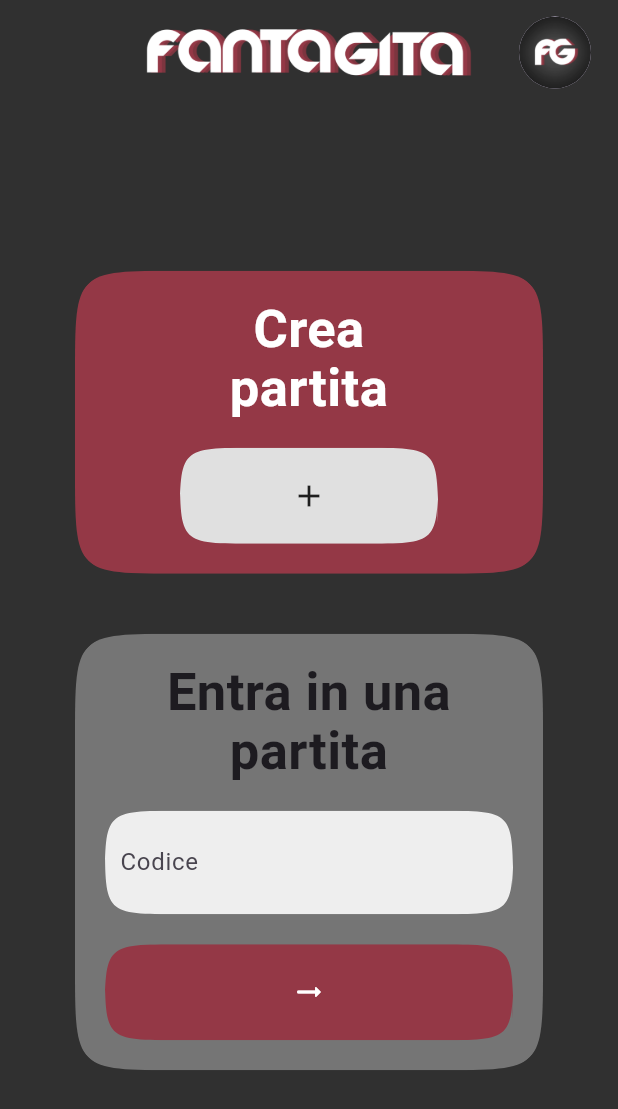
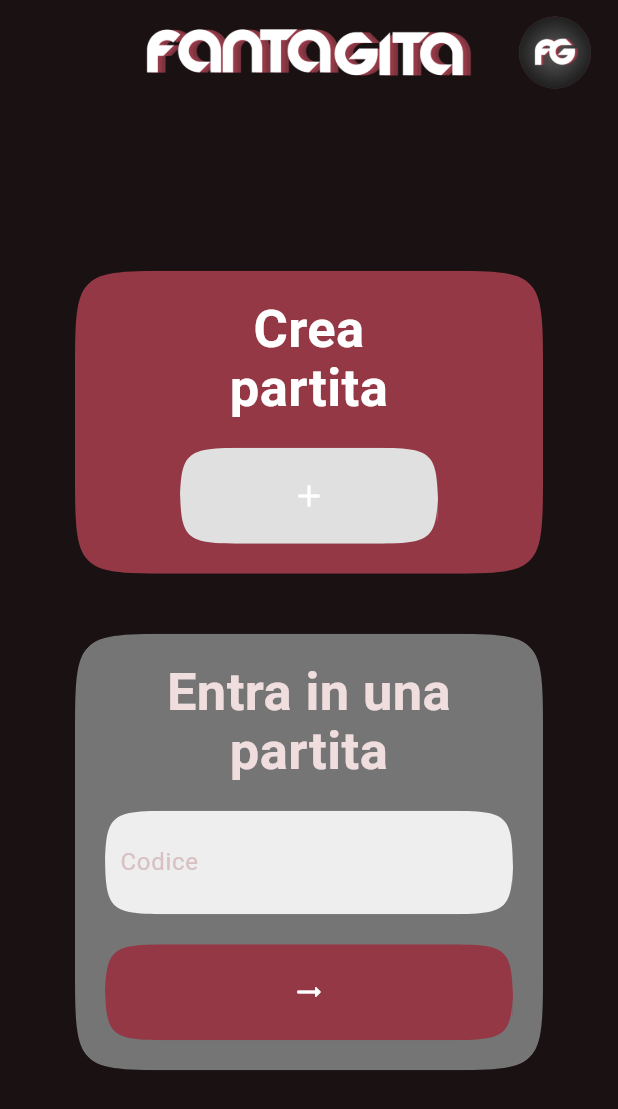
Before and after one commit to lucaluisi/FantaGita, a Flutter app: the screen it shows once a user with an empty profile is signed in, on a phone screen of 412 x 824 dp. Shown: the top 1109 px of the screen. Run offline on Flutter 3.47's test engine with Material 3 defaults, Android fonts, the phone set to English and light mode, and no system bars; our stand-ins replace firebase_auth, firebase_core, fluttertoast; accounts and stored records are empty.

Commit message:
cambiato il tema, il background e la pagina info

```diff
--- a/lib/custom components/account_card.dart
+++ b/lib/custom components/account_card.dart
@@ -29,6 +29,7 @@ class _AccountCardState extends State<AccountCard> {
   Future _infoApp() async {
     Navigator.push(context, MaterialPageRoute<void>(builder: (context) => info_page()));
   }
+
   @override
   Widget build(BuildContext context) {
     return IconButton(
@@ -44,7 +45,7 @@ class _AccountCardState extends State<AccountCard> {
               mainAxisAlignment: MainAxisAlignment.center,
               children: [
                 CustomContainerCard(
-                  color: Colors.grey[800],
+                  color: Theme.of(context).colorScheme.background,
                   padding: const EdgeInsets.only(top: 20, left: 20, right: 20, bottom: 2),
                   child: Column(
                     mainAxisSize: MainAxisSize.min,
--- a/lib/main.dart
+++ b/lib/main.dart
@@ -19,9 +19,16 @@ class MyApp extends StatelessWidget {
   // This widget is the root of your application.
   @override
   Widget build(BuildContext context) {
-    return const MaterialApp(
+    return MaterialApp(
       debugShowCheckedModeBanner: false,
-      home: MainPage(),
+      theme: ThemeData(
+        colorScheme: ColorScheme.fromSeed(
+          seedColor: const Color(0xff943846),
+          brightness: Brightness.dark,
+        ),
+        useMaterial3: true,
+      ),
+      home: const MainPage(),
     );
   }
 }
--- a/lib/pages/home_page.dart
+++ b/lib/pages/home_page.dart
@@ -26,8 +26,6 @@ class _HomePageState extends State<HomePage> {
           width: 230.0,
         ),
         centerTitle: true,
-        backgroundColor: const Color(0xff303030),
-        surfaceTintColor: const Color(0xff303030),
         toolbarHeight: 70,
         actions: [
           Padding(
@@ -35,7 +33,6 @@ class _HomePageState extends State<HomePage> {
               child: AccountCard(user: widget.user)),
         ],
       ),
-      backgroundColor: const Color(0xff303030),
       body: SafeArea(
         child: Center(
             child: SingleChildScrollView(
--- a/lib/pages/info_page.dart
+++ b/lib/pages/info_page.dart
@@ -1,56 +1,22 @@
-import 'package:fantagita/Auth/auth_page.dart';
 import 'package:fantagita/custom%20components/button.dart';
 import 'package:fantagita/custom%20components/container_card.dart';
-import 'package:fantagita/pages/home_page.dart';
 import 'package:flutter/material.dart';
-import 'package:device_apps/device_apps.dart';
-import 'package:url_launcher/url_launcher.dart';
-import 'package:android_intent/android_intent.dart';
 import 'package:url_launcher/url_launcher_string.dart';
 
-class info_page extends StatefulWidget {
+class info_page extends StatelessWidget {
   const info_page({super.key});
 
-  @override
-  State<info_page> createState() => _info_pageState();
+  _launchInstagram(var nativeUrl, var webUrl) async {
+    try {
+      await launchUrlString(nativeUrl, mode: LaunchMode.externalApplication);
+    } catch (e) {
+      await launchUrlString(webUrl, mode: LaunchMode.platformDefault);
     }
-
-class _info_pageState extends State<info_page> {
-
-  /*_openInstagram (data) async{
-    String dt = data as String;
-    bool isIstalled = await DeviceApps.isAppInstalled('com.android.chrome');
-    print(isIstalled);
-
-    List<Application> apps = await DeviceApps.getInstalledApplications(includeSystemApps: true);
-
-    for (var i = 0; i < apps.length; i++){
-      print(apps[i].appName);
-
-    }     NON FUNZIONAAAAA */
-
-    /*
-    if (isIstalled != false){
-      print('pippo2');
-      AndroidIntent intent = AndroidIntent(
-        action: "action_view",
-      );
-      await intent.launch();
-    }
-    else if(await canLaunchUrlString(dt)) {
-      await launchUrlString(dt);
-      print('pippo3');
-
-    }
-    else {
-      throw 'non si lancia $dt';
-    }*/
   }
 
   @override
   Widget build(BuildContext context) {
     return Scaffold(
-      backgroundColor: const Color(0xff303030),
       body: SafeArea(
         child: Center(
             child: SingleChildScrollView(
@@ -108,34 +74,33 @@ class _info_pageState extends State<info_page> {
                         Row(
                             mainAxisAlignment: MainAxisAlignment.center,
                             children: [
-                              Column(
-                                children: [
                               CustomButton(
-                                    onPressed: () {_openInstagram('https://www.instagram.com/_lucaluisi_/?igsh=NGs3N2lrcjBzMjZl');},
+                                onPressed: () {
+                                  _launchInstagram(
+                                      "instagram://user?username=marco_caputo06",
+                                      "https://www.instagram.com/marco_caputo06");
+                                },
+                                color: Colors.white,
                                 child: const Image(
                                   image:
-                                          AssetImage("assets/images/apple.png"),
+                                      AssetImage("assets/images/instagram.png"),
                                   width: 100,
                                   height: 20,
                                 ),
+                              ),
+                              const SizedBox(width: 10),
+                              CustomButton(
+                                onPressed: () {
+                                  _launchInstagram(
+                                      "instagram://user?username=_lucaluisi_",
+                                      "https://www.instagram.com/_lucaluisi_");
+                                },
                                 color: Colors.white,
-                                  ),
-                                  const SizedBox(height: 3),
-                                  ]
-                              ),
-                              Column(
-                                children: [
-                                  CustomButton(
-                                    onPressed: () {},
                                 child: const Image(
-                                      image:
-                                          AssetImage("assets/images/apple.png"),
+                                  image: AssetImage("assets/images/instagram.png"),
                                   width: 100,
                                   height: 20,
                                 ),
-                                    color: Colors.white,
-                                  ),
-                                ],
                               ),
                             ]),
                       ],
@@ -145,13 +110,13 @@ class _info_pageState extends State<info_page> {
                 const SizedBox(
                   height: 10,
                 ),
-                CustomContainerCard(
+                const CustomContainerCard(
                   child: Padding(
-                    padding: const EdgeInsets.symmetric(horizontal: 0),
+                    padding: EdgeInsets.symmetric(horizontal: 0),
                     child: Column(
                       mainAxisAlignment: MainAxisAlignment.center,
                       children: [
-                        const Text(
+                        Text(
                           "Da una idea di Simona Iannuzzi",
                           style: TextStyle(
                             fontSize: 20,
--- a/lib/pages/main_page.dart
+++ b/lib/pages/main_page.dart
@@ -20,7 +20,6 @@ class _MainPageState extends State<MainPage> {
           return HomePage(user: snapshot.data);
         } else {
           return Scaffold(
-            backgroundColor: const Color(0xff303030),
             body: Padding(
               padding: const EdgeInsets.symmetric(horizontal: 30.0),
               child: Column(
--- a/pubspec.yaml
+++ b/pubspec.yaml
@@ -78,6 +78,7 @@ flutter:
     - assets/images/logo.png
     - assets/images/google.png
     - assets/images/apple.png
+    - assets/images/instagram.png
 
   # An image asset can refer to one or more resolution-specific "variants", see
   # https://flutter.dev/assets-and-images/#resolution-aware
```
Also changed, not shown: assets/images/instagram.png (added). Lines whose indentation alone changed are shown as unchanged.
